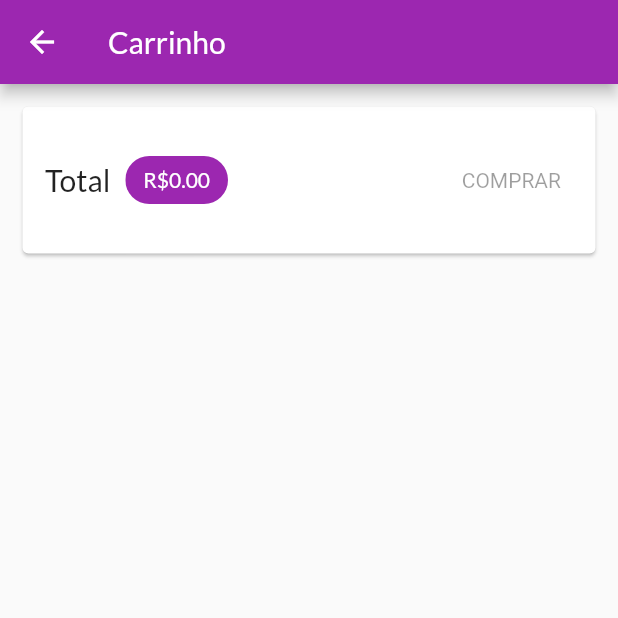
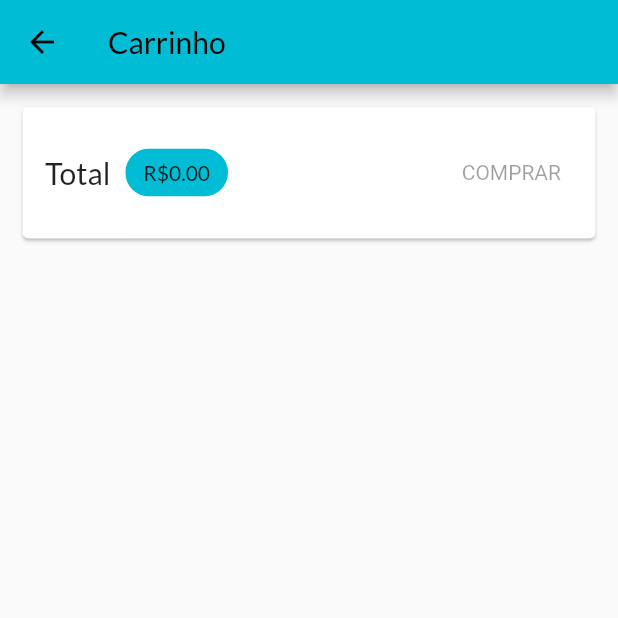
Before and after one commit to drklucas/shop, a Flutter app: the screen it shows after launch, after a tap on the "shopping cart" icon, on a phone screen of 412 x 824 dp, the top half of it. Run offline on Flutter 3.47's test engine with Material 2 defaults, Android fonts, the phone set to English and light mode, and no system bars; network calls fail.

Commit message:
some features

```diff
--- a/lib/components/product_grid_item.dart
+++ b/lib/components/product_grid_item.dart
@@ -16,8 +16,10 @@ class ProductGridItem extends StatelessWidget {
          child: GridTile(
            child: GestureDetector(
              child: Image.network(
+
                product.imageUrl,
-               fit: BoxFit.cover
+               fit: BoxFit.cover,
+               height: MediaQuery.of(context).size.height / 22,
                ),
                onTap: () {
                  Navigator.of(context).pushNamed(
@@ -35,6 +37,7 @@ class ProductGridItem extends StatelessWidget {
                    },
                    icon:  Icon(product.isFavorite ? Icons.favorite : Icons.favorite_border),
                    color: Theme.of(context).accentColor,
+
                  ),
                ),
                title: Text(product.name,
--- a/lib/main.dart
+++ b/lib/main.dart
@@ -39,7 +39,7 @@ class MyApp extends StatelessWidget {
           title: 'Flutter Demo',
           theme: ThemeData(
             accentColor: Colors.deepOrange,
-            primarySwatch: Colors.purple,
+            primarySwatch: Colors.cyan,
             fontFamily: 'Lato'
 
           ),
--- a/lib/pages/cart_page.dart
+++ b/lib/pages/cart_page.dart
@@ -23,7 +23,7 @@ class CartPage extends StatelessWidget {
                  child: Padding(
                    padding: const EdgeInsets.symmetric(
                      horizontal: 15,
-                     vertical: 25
+                     vertical: 20
                      ),
                    child: Row(
                      mainAxisAlignment: MainAxisAlignment.spaceBetween,
```
